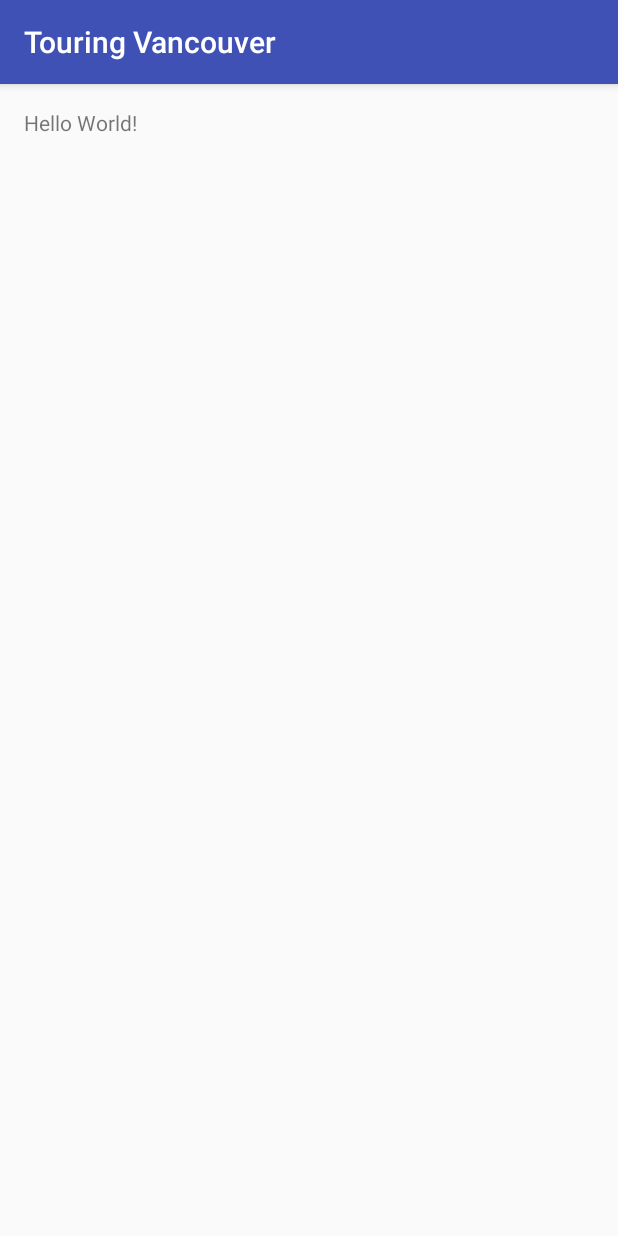
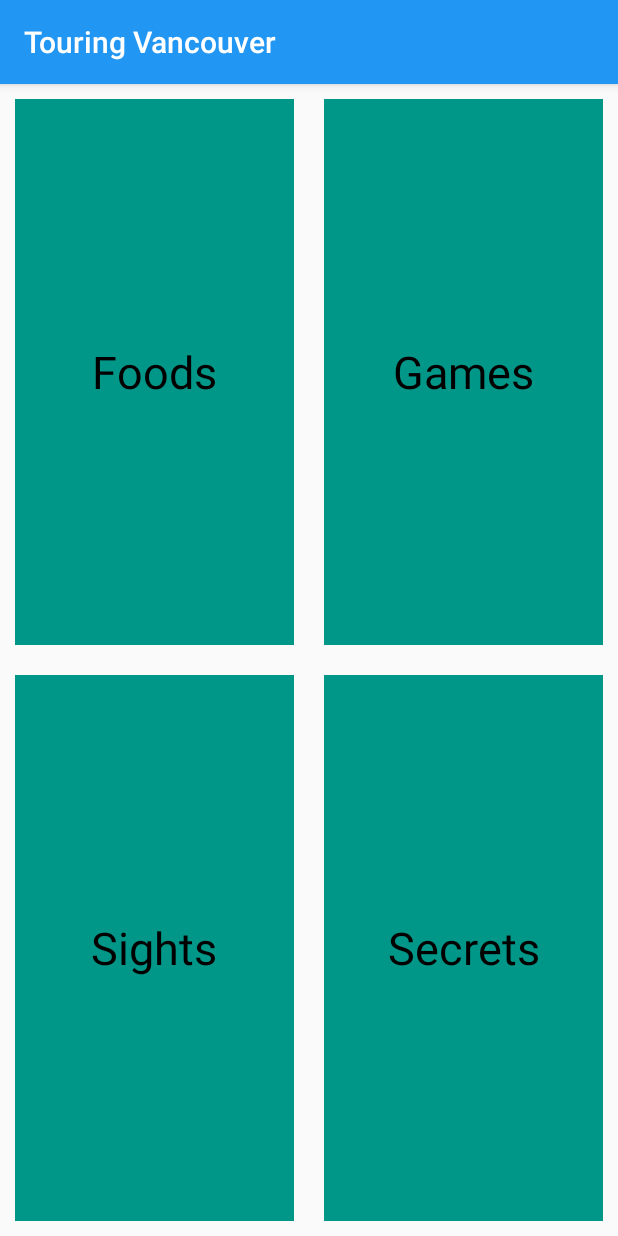
Before and after one commit to LumberZack/Tourism, an Android app: the screen it shows after launch (MainActivity), on a phone screen of 412 x 824 dp. Run offline under Robolectric (Android 15) with nearby library versions, the phone set to English and light mode, and no system bars.

Commit message:
Initial Setup of the main page

```diff
--- a/TouringVancouver/app/src/main/res/layout/activity_main.xml
+++ b/TouringVancouver/app/src/main/res/layout/activity_main.xml
@@ -1,16 +1,53 @@
 <?xml version="1.0" encoding="utf-8"?>
-<RelativeLayout xmlns:android="http://schemas.android.com/apk/res/android"
+<LinearLayout xmlns:android="http://schemas.android.com/apk/res/android"
     xmlns:tools="http://schemas.android.com/tools"
     android:layout_width="match_parent"
     android:layout_height="match_parent"
-    android:paddingBottom="@dimen/activity_vertical_margin"
-    android:paddingLeft="@dimen/activity_horizontal_margin"
-    android:paddingRight="@dimen/activity_horizontal_margin"
-    android:paddingTop="@dimen/activity_vertical_margin"
+    android:orientation="vertical"
     tools:context="com.example.android.touringvancouver.MainActivity">
 
-    <TextView
-        android:layout_width="wrap_content"
-        android:layout_height="wrap_content"
-        android:text="Hello World!" />
-</RelativeLayout>
+    <LinearLayout
+        android:layout_width="match_parent"
+        android:layout_height="0dp"
+        android:layout_weight="1"
+        android:orientation="horizontal">
+
+        <TextView android:id="@+id/foods"
+            android:layout_width="0dp"
+            android:layout_height="match_parent"
+            android:layout_weight="1"
+            android:text="Foods"
+            style="@style/Category"/>
+
+        <TextView android:id="@+id/games"
+            android:layout_width="0dp"
+            android:layout_height="match_parent"
+            android:layout_weight="1"
+            android:text="Games"
+            style="@style/Category"/>
+
+    </LinearLayout>
+
+    <LinearLayout
+        android:layout_width="match_parent"
+        android:layout_height="0dp"
+        android:layout_weight="1"
+        android:orientation="horizontal">
+
+        <TextView android:id="@+id/sights"
+            android:layout_width="0dp"
+            android:layout_height="match_parent"
+            android:layout_weight="1"
+            android:text="Sights"
+            style="@style/Category"/>
+
+        <TextView android:id="@+id/secrets"
+            android:layout_width="0dp"
+            android:layout_height="match_parent"
+            android:layout_weight="1"
+            android:text="Secrets"
+            style="@style/Category"/>
+
+    </LinearLayout>
+
+</LinearLayout>
--- a/TouringVancouver/app/src/main/res/values/colors.xml
+++ b/TouringVancouver/app/src/main/res/values/colors.xml
@@ -1,6 +1,6 @@
 <?xml version="1.0" encoding="utf-8"?>
 <resources>
-    <color name="colorPrimary">#3F51B5</color>
-    <color name="colorPrimaryDark">#303F9F</color>
-    <color name="colorAccent">#FF4081</color>
+    <color name="colorPrimary">#2196F3</color>
+    <color name="colorPrimaryDark">#1976D2</color>
+    <color name="colorAccent">#009688</color>
 </resources>
--- a/TouringVancouver/app/src/main/res/values/styles.xml
+++ b/TouringVancouver/app/src/main/res/values/styles.xml
@@ -8,4 +8,12 @@
         <item name="colorAccent">@color/colorAccent</item>
     </style>
 
+    <style name="Category">
+        <item name="android:gravity">center</item>
+        <item name="android:textSize">30sp</item>
+        <item name="android:textColor">#000000</item>
+        <item name="android:background">@color/colorAccent</item>
+        <item name="android:layout_margin">10dp</item>
+    </style>
+
 </resources>
```
